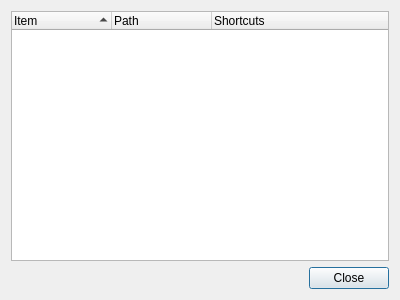
This is src/OpenCOVER/plugins/general/WindowTypeQt/KeyboardHelp.ui in hlrs-vis/covise as Qt 5 draws it before an edit. The edited form follows.
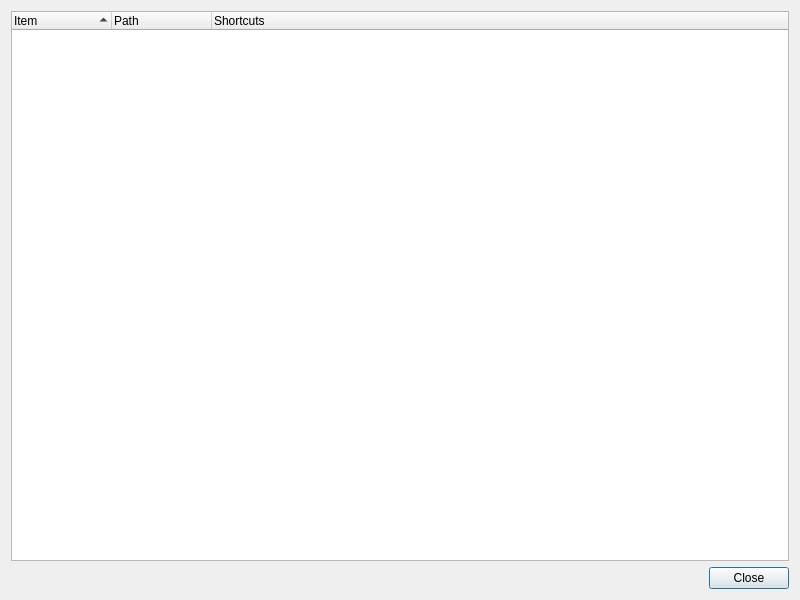
This is the edited form.

Commit message: add an about dialog

```diff
--- a/src/OpenCOVER/plugins/general/WindowTypeQt/KeyboardHelp.ui
+++ b/src/OpenCOVER/plugins/general/WindowTypeQt/KeyboardHelp.ui
@@ -6,8 +6,8 @@
    <rect>
     <x>0</x>
     <y>0</y>
-    <width>400</width>
-    <height>300</height>
+    <width>800</width>
+    <height>600</height>
    </rect>
   </property>
   <property name="windowTitle">
@@ -16,6 +16,18 @@
   <layout class="QVBoxLayout" name="verticalLayout">
    <item>
     <widget class="QTreeWidget" name="treeWidget">
+     <property name="minimumSize">
+      <size>
+       <width>0</width>
+       <height>0</height>
+      </size>
+     </property>
+     <property name="maximumSize">
+      <size>
+       <width>16777215</width>
+       <height>16777215</height>
+      </size>
+     </property>
      <property name="selectionMode">
       <enum>QAbstractItemView::NoSelection</enum>
      </property>
```
The commit also changes 6 other files.
